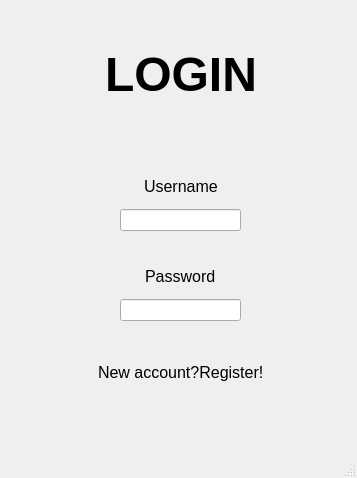
Above: Retele_UI/client.ui from Ca3zsar/Monitorizarea-Traficului-RC before the change. Below: the same form after it.
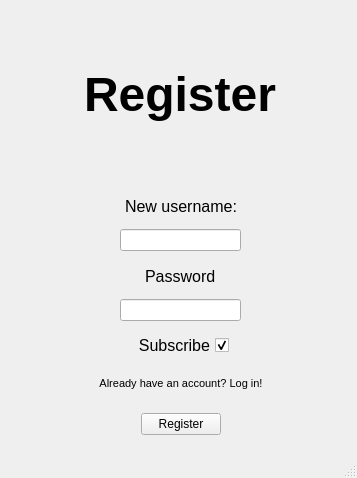
That is the form after the change. The open tabs and pages were chosen to show the change.

What changed in the file:
```diff
--- a/Retele_UI/client.ui
+++ b/Retele_UI/client.ui
@@ -20,11 +20,166 @@
    <string>Monitorizarea Traficului UI</string>
   </property>
   <widget class="QWidget" name="centralwidget">
-   <widget class="QWidget" name="">
+   <widget class="QStackedWidget" name="stackedWidget">
     <property name="geometry">
      <rect>
       <x>0</x>
-      <y>40</y>
+      <y>0</y>
+      <width>357</width>
+      <height>458</height>
+     </rect>
+    </property>
+    <property name="minimumSize">
+     <size>
+      <width>357</width>
+      <height>458</height>
+     </size>
+    </property>
+    <property name="currentIndex">
+     <number>0</number>
+    </property>
+    <widget class="QWidget" name="login_page">
+     <widget class="QWidget" name="layoutWidget">
+      <property name="geometry">
+       <rect>
+        <x>0</x>
+        <y>170</y>
+        <width>361</width>
+        <height>22</height>
+       </rect>
+      </property>
+      <layout class="QHBoxLayout" name="horizontalLayout_7">
+       <item>
+        <spacer name="horizontalSpacer_15">
+         <property name="orientation">
+          <enum>Qt::Horizontal</enum>
+         </property>
+         <property name="sizeHint" stdset="0">
+          <size>
+           <width>40</width>
+           <height>20</height>
+          </size>
+         </property>
+        </spacer>
+       </item>
+       <item>
+        <widget class="QLabel" name="correct_label">
+         <property name="text">
+          <string/>
+         </property>
+        </widget>
+       </item>
+       <item>
+        <spacer name="horizontalSpacer_16">
+         <property name="orientation">
+          <enum>Qt::Horizontal</enum>
+         </property>
+         <property name="sizeHint" stdset="0">
+          <size>
+           <width>40</width>
+           <height>20</height>
+          </size>
+         </property>
+        </spacer>
+       </item>
+      </layout>
+     </widget>
+     <widget class="QWidget" name="layoutWidget">
+      <property name="geometry">
+       <rect>
+        <x>0</x>
+        <y>270</y>
+        <width>361</width>
+        <height>61</height>
+       </rect>
+      </property>
+      <layout class="QVBoxLayout" name="verticalLayout_3">
+       <item>
+        <layout class="QHBoxLayout" name="horizontalLayout_3">
+         <item>
+          <spacer name="horizontalSpacer_9">
+           <property name="orientation">
+            <enum>Qt::Horizontal</enum>
+           </property>
+           <property name="sizeHint" stdset="0">
+            <size>
+             <width>40</width>
+             <height>20</height>
+            </size>
+           </property>
+          </spacer>
+         </item>
+         <item>
+          <widget class="QLabel" name="pass_label">
+           <property name="font">
+            <font>
+             <pointsize>12</pointsize>
+            </font>
+           </property>
+           <property name="text">
+            <string>Password</string>
+           </property>
+          </widget>
+         </item>
+         <item>
+          <spacer name="horizontalSpacer_10">
+           <property name="orientation">
+            <enum>Qt::Horizontal</enum>
+           </property>
+           <property name="sizeHint" stdset="0">
+            <size>
+             <width>40</width>
+             <height>20</height>
+            </size>
+           </property>
+          </spacer>
+         </item>
+        </layout>
+       </item>
+       <item>
+        <layout class="QHBoxLayout" name="horizontalLayout_4">
+         <item>
+          <spacer name="horizontalSpacer_11">
+           <property name="orientation">
+            <enum>Qt::Horizontal</enum>
+           </property>
+           <property name="sizeHint" stdset="0">
+            <size>
+             <width>40</width>
+             <height>20</height>
+            </size>
+           </property>
+          </spacer>
+         </item>
+         <item>
+          <widget class="QLineEdit" name="pass_input">
+           <property name="echoMode">
+            <enum>QLineEdit::Password</enum>
+           </property>
+          </widget>
+         </item>
+         <item>
+          <spacer name="horizontalSpacer_12">
+           <property name="orientation">
+            <enum>Qt::Horizontal</enum>
+           </property>
+           <property name="sizeHint" stdset="0">
+            <size>
+             <width>40</width>
+             <height>20</height>
+            </size>
+           </property>
+          </spacer>
+         </item>
+        </layout>
+       </item>
+      </layout>
+     </widget>
+     <widget class="QWidget" name="layoutWidget">
+      <property name="geometry">
+       <rect>
+        <x>0</x>
+        <y>70</y>
       <width>361</width>
       <height>69</height>
      </rect>
@@ -66,17 +221,17 @@
         </font>
        </property>
        <property name="text">
-        <string>LOGIN</string>
+          <string>Login</string>
        </property>
       </widget>
      </item>
     </layout>
    </widget>
-   <widget class="QWidget" name="">
+     <widget class="QWidget" name="layoutWidget">
     <property name="geometry">
      <rect>
       <x>0</x>
-      <y>170</y>
+        <y>200</y>
       <width>361</width>
       <height>61</height>
      </rect>
@@ -159,20 +314,18 @@
      </item>
     </layout>
    </widget>
-   <widget class="QWidget" name="">
+     <widget class="QWidget" name="layoutWidget">
     <property name="geometry">
      <rect>
       <x>0</x>
-      <y>260</y>
+        <y>380</y>
       <width>361</width>
-      <height>61</height>
-     </rect>
-    </property>
-    <layout class="QVBoxLayout" name="verticalLayout_3">
+        <height>28</height>
+       </rect>
+      </property>
+      <layout class="QHBoxLayout" name="horizontalLayout_6">
      <item>
-      <layout class="QHBoxLayout" name="horizontalLayout_3">
-       <item>
-        <spacer name="horizontalSpacer_9">
+        <spacer name="horizontalSpacer_3">
          <property name="orientation">
           <enum>Qt::Horizontal</enum>
          </property>
@@ -185,19 +338,14 @@
         </spacer>
        </item>
        <item>
-        <widget class="QLabel" name="pass_label">
-         <property name="font">
-          <font>
-           <pointsize>12</pointsize>
-          </font>
-         </property>
+        <widget class="QPushButton" name="login_btn">
          <property name="text">
-          <string>Password</string>
+          <string>Login</string>
          </property>
         </widget>
        </item>
        <item>
-        <spacer name="horizontalSpacer_10">
+        <spacer name="horizontalSpacer_4">
          <property name="orientation">
           <enum>Qt::Horizontal</enum>
          </property>
@@ -210,49 +358,14 @@
         </spacer>
        </item>
       </layout>
-     </item>
-     <item>
-      <layout class="QHBoxLayout" name="horizontalLayout_4">
-       <item>
-        <spacer name="horizontalSpacer_11">
-         <property name="orientation">
-          <enum>Qt::Horizontal</enum>
-         </property>
-         <property name="sizeHint" stdset="0">
-          <size>
-           <width>40</width>
-           <height>20</height>
-          </size>
-         </property>
-        </spacer>
-       </item>
-       <item>
-        <widget class="QLineEdit" name="pass_input"/>
-       </item>
-       <item>
-        <spacer name="horizontalSpacer_12">
-         <property name="orientation">
-          <enum>Qt::Horizontal</enum>
-         </property>
-         <property name="sizeHint" stdset="0">
-          <size>
-           <width>40</width>
-           <height>20</height>
-          </size>
-         </property>
-        </spacer>
-       </item>
-      </layout>
-     </item>
-    </layout>
-   </widget>
-   <widget class="QWidget" name="">
+     </widget>
+     <widget class="QWidget" name="layoutWidget">
     <property name="geometry">
      <rect>
       <x>0</x>
-      <y>360</y>
+        <y>340</y>
       <width>361</width>
-      <height>25</height>
+        <height>28</height>
      </rect>
     </property>
     <layout class="QHBoxLayout" name="horizontalLayout_5">
@@ -270,14 +383,17 @@
       </spacer>
      </item>
      <item>
-      <widget class="QLabel" name="register_switch">
+        <widget class="QPushButton" name="register_switch">
        <property name="font">
         <font>
-         <pointsize>12</pointsize>
+           <pointsize>8</pointsize>
         </font>
        </property>
        <property name="text">
-        <string>New account?Register!</string>
+          <string>No account?Register!</string>
+         </property>
+         <property name="flat">
+          <bool>true</bool>
        </property>
       </widget>
      </item>
@@ -295,6 +411,442 @@
       </spacer>
      </item>
     </layout>
+     </widget>
+    </widget>
+    <widget class="QWidget" name="register_page">
+     <widget class="QWidget" name="layoutWidget_3">
+      <property name="geometry">
+       <rect>
+        <x>0</x>
+        <y>260</y>
+        <width>361</width>
+        <height>61</height>
+       </rect>
+      </property>
+      <layout class="QVBoxLayout" name="verticalLayout_4">
+       <item>
+        <layout class="QHBoxLayout" name="horizontalLayout_12">
+         <item>
+          <spacer name="horizontalSpacer_25">
+           <property name="orientation">
+            <enum>Qt::Horizontal</enum>
+           </property>
+           <property name="sizeHint" stdset="0">
+            <size>
+             <width>40</width>
+             <height>20</height>
+            </size>
+           </property>
+          </spacer>
+         </item>
+         <item>
+          <widget class="QLabel" name="pass_label_2">
+           <property name="font">
+            <font>
+             <pointsize>12</pointsize>
+            </font>
+           </property>
+           <property name="text">
+            <string>Password</string>
+           </property>
+          </widget>
+         </item>
+         <item>
+          <spacer name="horizontalSpacer_26">
+           <property name="orientation">
+            <enum>Qt::Horizontal</enum>
+           </property>
+           <property name="sizeHint" stdset="0">
+            <size>
+             <width>40</width>
+             <height>20</height>
+            </size>
+           </property>
+          </spacer>
+         </item>
+        </layout>
+       </item>
+       <item>
+        <layout class="QHBoxLayout" name="horizontalLayout_13">
+         <item>
+          <spacer name="horizontalSpacer_27">
+           <property name="orientation">
+            <enum>Qt::Horizontal</enum>
+           </property>
+           <property name="sizeHint" stdset="0">
+            <size>
+             <width>40</width>
+             <height>20</height>
+            </size>
+           </property>
+          </spacer>
+         </item>
+         <item>
+          <widget class="QLineEdit" name="new_pass_input">
+           <property name="echoMode">
+            <enum>QLineEdit::Password</enum>
+           </property>
+          </widget>
+         </item>
+         <item>
+          <spacer name="horizontalSpacer_28">
+           <property name="orientation">
+            <enum>Qt::Horizontal</enum>
+           </property>
+           <property name="sizeHint" stdset="0">
+            <size>
+             <width>40</width>
+             <height>20</height>
+            </size>
+           </property>
+          </spacer>
+         </item>
+        </layout>
+       </item>
+      </layout>
+     </widget>
+     <widget class="QWidget" name="layoutWidget_5">
+      <property name="geometry">
+       <rect>
+        <x>0</x>
+        <y>370</y>
+        <width>361</width>
+        <height>28</height>
+       </rect>
+      </property>
+      <layout class="QHBoxLayout" name="horizontalLayout_15">
+       <item>
+        <spacer name="horizontalSpacer_31">
+         <property name="orientation">
+          <enum>Qt::Horizontal</enum>
+         </property>
+         <property name="sizeHint" stdset="0">
+          <size>
+           <width>40</width>
+           <height>20</height>
+          </size>
+         </property>
+        </spacer>
+       </item>
+       <item>
+        <widget class="QPushButton" name="login_switch">
+         <property name="font">
+          <font>
+           <pointsize>8</pointsize>
+          </font>
+         </property>
+         <property name="text">
+          <string>Already have an account? Log in!</string>
+         </property>
+         <property name="flat">
+          <bool>true</bool>
+         </property>
+        </widget>
+       </item>
+       <item>
+        <spacer name="horizontalSpacer_32">
+         <property name="orientation">
+          <enum>Qt::Horizontal</enum>
+         </property>
+         <property name="sizeHint" stdset="0">
+          <size>
+           <width>40</width>
+           <height>20</height>
+          </size>
+         </property>
+        </spacer>
+       </item>
+      </layout>
+     </widget>
+     <widget class="QWidget" name="layoutWidget_4">
+      <property name="geometry">
+       <rect>
+        <x>0</x>
+        <y>410</y>
+        <width>361</width>
+        <height>28</height>
+       </rect>
+      </property>
+      <layout class="QHBoxLayout" name="horizontalLayout_14">
+       <item>
+        <spacer name="horizontalSpacer_29">
+         <property name="orientation">
+          <enum>Qt::Horizontal</enum>
+         </property>
+         <property name="sizeHint" stdset="0">
+          <size>
+           <width>40</width>
+           <height>20</height>
+          </size>
+         </property>
+        </spacer>
+       </item>
+       <item>
+        <widget class="QPushButton" name="register_btn">
+         <property name="text">
+          <string>Register</string>
+         </property>
+        </widget>
+       </item>
+       <item>
+        <spacer name="horizontalSpacer_30">
+         <property name="orientation">
+          <enum>Qt::Horizontal</enum>
+         </property>
+         <property name="sizeHint" stdset="0">
+          <size>
+           <width>40</width>
+           <height>20</height>
+          </size>
+         </property>
+        </spacer>
+       </item>
+      </layout>
+     </widget>
+     <widget class="QWidget" name="layoutWidget">
+      <property name="geometry">
+       <rect>
+        <x>0</x>
+        <y>60</y>
+        <width>361</width>
+        <height>69</height>
+       </rect>
+      </property>
+      <layout class="QHBoxLayout" name="horizontalLayout_8">
+       <item>
+        <spacer name="horizontalSpacer_17">
+         <property name="orientation">
+          <enum>Qt::Horizontal</enum>
+         </property>
+         <property name="sizeHint" stdset="0">
+          <size>
+           <width>40</width>
+           <height>20</height>
+          </size>
+         </property>
+        </spacer>
+       </item>
+       <item>
+        <widget class="QLabel" name="reg_label">
+         <property name="font">
+          <font>
+           <pointsize>36</pointsize>
+           <weight>75</weight>
+           <bold>true</bold>
+          </font>
+         </property>
+         <property name="text">
+          <string>Register</string>
+         </property>
+        </widget>
+       </item>
+       <item>
+        <spacer name="horizontalSpacer_18">
+         <property name="orientation">
+          <enum>Qt::Horizontal</enum>
+         </property>
+         <property name="sizeHint" stdset="0">
+          <size>
+           <width>40</width>
+           <height>20</height>
+          </size>
+         </property>
+        </spacer>
+       </item>
+      </layout>
+     </widget>
+     <widget class="QWidget" name="layoutWidget">
+      <property name="geometry">
+       <rect>
+        <x>10</x>
+        <y>150</y>
+        <width>361</width>
+        <height>22</height>
+       </rect>
+      </property>
+      <layout class="QHBoxLayout" name="horizontalLayout_9">
+       <item>
+        <spacer name="horizontalSpacer_19">
+         <property name="orientation">
+          <enum>Qt::Horizontal</enum>
+         </property>
+         <property name="sizeHint" stdset="0">
+          <size>
+           <width>78</width>
+           <height>20</height>
+          </size>
+         </property>
+        </spacer>
+       </item>
+       <item>
+        <widget class="QLabel" name="correct_label_2">
+         <property name="text">
+          <string/>
+         </property>
+        </widget>
+       </item>
+       <item>
+        <spacer name="horizontalSpacer_20">
+         <property name="orientation">
+          <enum>Qt::Horizontal</enum>
+         </property>
+         <property name="sizeHint" stdset="0">
+          <size>
+           <width>118</width>
+           <height>20</height>
+          </size>
+         </property>
+        </spacer>
+       </item>
+      </layout>
+     </widget>
+     <widget class="QWidget" name="layoutWidget">
+      <property name="geometry">
+       <rect>
+        <x>0</x>
+        <y>190</y>
+        <width>361</width>
+        <height>61</height>
+       </rect>
+      </property>
+      <layout class="QVBoxLayout" name="verticalLayout">
+       <item>
+        <layout class="QHBoxLayout" name="horizontalLayout_10">
+         <item>
+          <spacer name="horizontalSpacer_21">
+           <property name="orientation">
+            <enum>Qt::Horizontal</enum>
+           </property>
+           <property name="sizeHint" stdset="0">
+            <size>
+             <width>40</width>
+             <height>20</height>
+            </size>
+           </property>
+          </spacer>
+         </item>
+         <item>
+          <widget class="QLabel" name="label">
+           <property name="font">
+            <font>
+             <pointsize>12</pointsize>
+            </font>
+           </property>
+           <property name="text">
+            <string>New username:</string>
+           </property>
+          </widget>
+         </item>
+         <item>
+          <spacer name="horizontalSpacer_22">
+           <property name="orientation">
+            <enum>Qt::Horizontal</enum>
+           </property>
+           <property name="sizeHint" stdset="0">
+            <size>
+             <width>40</width>
+             <height>20</height>
+            </size>
+           </property>
+          </spacer>
+         </item>
+        </layout>
+       </item>
+       <item>
+        <layout class="QHBoxLayout" name="horizontalLayout_11">
+         <item>
+          <spacer name="horizontalSpacer_23">
+           <property name="orientation">
+            <enum>Qt::Horizontal</enum>
+           </property>
+           <property name="sizeHint" stdset="0">
+            <size>
+             <width>40</width>
+             <height>20</height>
+            </size>
+           </property>
+          </spacer>
+         </item>
+         <item>
+          <widget class="QLineEdit" name="new_user_input"/>
+         </item>
+         <item>
+          <spacer name="horizontalSpacer_24">
+           <property name="orientation">
+            <enum>Qt::Horizontal</enum>
+           </property>
+           <property name="sizeHint" stdset="0">
+            <size>
+             <width>40</width>
+             <height>20</height>
+            </size>
+           </property>
+          </spacer>
+         </item>
+        </layout>
+       </item>
+      </layout>
+     </widget>
+     <widget class="QWidget" name="layoutWidget">
+      <property name="geometry">
+       <rect>
+        <x>0</x>
+        <y>330</y>
+        <width>361</width>
+        <height>31</height>
+       </rect>
+      </property>
+      <layout class="QHBoxLayout" name="horizontalLayout_16">
+       <item>
+        <spacer name="horizontalSpacer_33">
+         <property name="orientation">
+          <enum>Qt::Horizontal</enum>
+         </property>
+         <property name="sizeHint" stdset="0">
+          <size>
+           <width>40</width>
+           <height>20</height>
+          </size>
+         </property>
+        </spacer>
+       </item>
+       <item>
+        <widget class="QCheckBox" name="subscribe_check">
+         <property name="font">
+          <font>
+           <pointsize>12</pointsize>
+          </font>
+         </property>
+         <property name="layoutDirection">
+          <enum>Qt::RightToLeft</enum>
+         </property>
+         <property name="text">
+          <string>Subscribe</string>
+         </property>
+         <property name="checked">
+          <bool>true</bool>
+         </property>
+         <property name="tristate">
+          <bool>false</bool>
+         </property>
+        </widget>
+       </item>
+       <item>
+        <spacer name="horizontalSpacer_34">
+         <property name="orientation">
+          <enum>Qt::Horizontal</enum>
+         </property>
+         <property name="sizeHint" stdset="0">
+          <size>
+           <width>40</width>
+           <height>20</height>
+          </size>
+         </property>
+        </spacer>
+       </item>
+      </layout>
+     </widget>
+    </widget>
    </widget>
   </widget>
   <widget class="QMenuBar" name="menubar">
```
Lines whose indentation alone changed are shown as unchanged.
